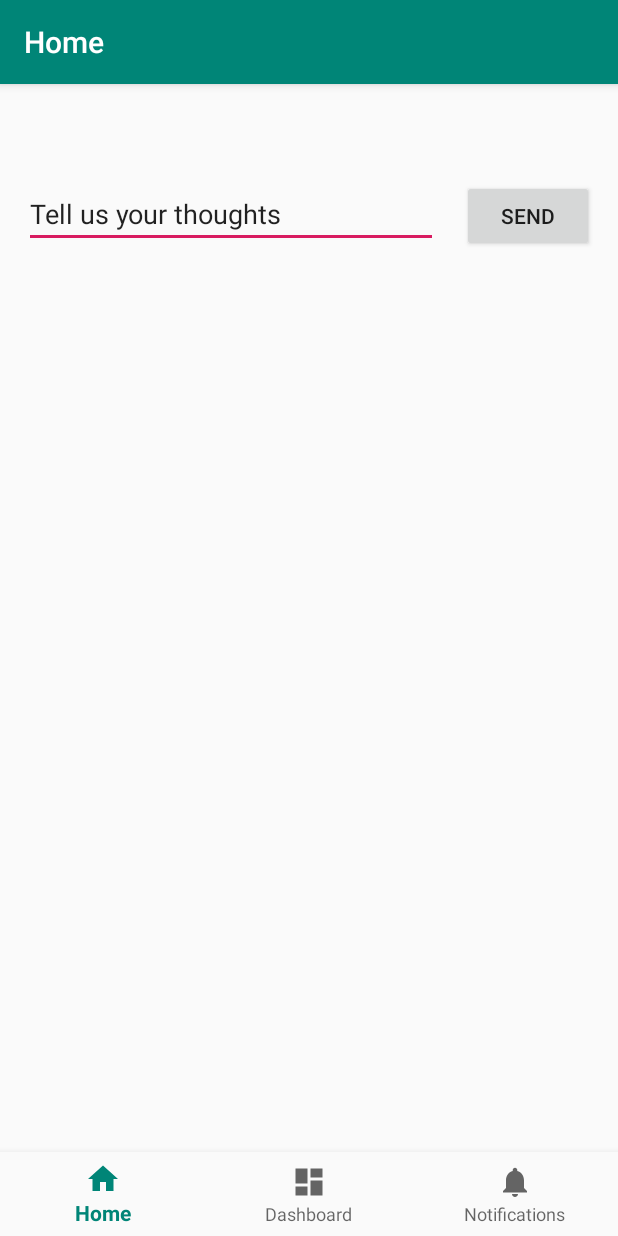
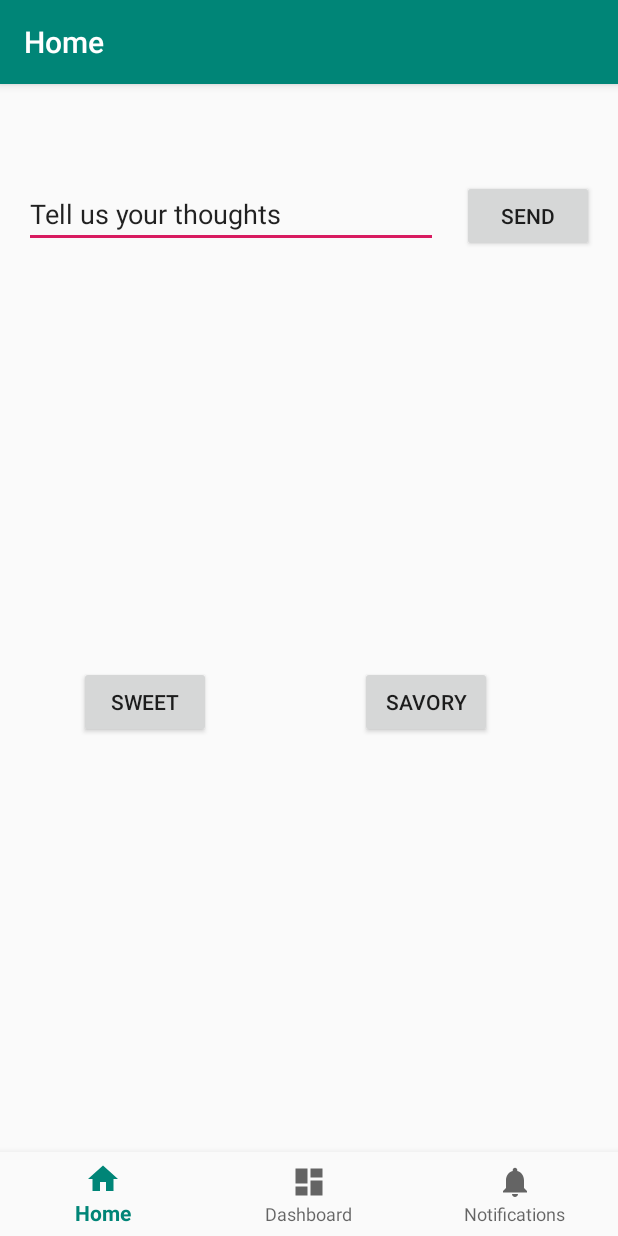
Before and after one commit to ACricketToFillTheSilence/halfbaked, an Android app: the screen it shows after launch (MainActivity), on a phone screen of 412 x 824 dp. Run offline under Robolectric (Android 15) with nearby library versions, the phone set to English and light mode, and no system bars; our stand-ins replace navigation-ui.

Commit message:
Sweet and Savory Buttons
Stand in directory for recipes while I work on a database.

```diff
--- a/app/src/main/java/com/e/halfbaked/MainActivity.java
+++ b/app/src/main/java/com/e/halfbaked/MainActivity.java
@@ -45,4 +45,10 @@ public class MainActivity extends AppCompatActivity {
         //Respond to the button
     }
 
+    public void showSweetRecipes(View view){
+        Intent intent = new Intent(this, DisplaySweetRecipes.class);
+        startActivity(intent);
+
+    }
+
 }
--- a/app/src/main/res/layout/activity_main.xml
+++ b/app/src/main/res/layout/activity_main.xml
@@ -26,9 +26,11 @@
         android:layout_height="match_parent"
         app:defaultNavHost="true"
         app:layout_constraintBottom_toTopOf="@id/nav_view"
-        app:layout_constraintHorizontal_bias="0.0"
+        app:layout_constraintEnd_toEndOf="parent"
+        app:layout_constraintHorizontal_bias="1.0"
         app:layout_constraintLeft_toLeftOf="parent"
         app:layout_constraintRight_toRightOf="parent"
+        app:layout_constraintStart_toStartOf="parent"
         app:layout_constraintTop_toTopOf="parent"
         app:layout_constraintVertical_bias="1.0"
         app:navGraph="@navigation/mobile_navigation" />
@@ -59,4 +61,28 @@
         app:layout_constraintHorizontal_bias="0.5"
         app:layout_constraintStart_toEndOf="@+id/editText" />
 
+    <Button
+        android:id="@+id/recipe-nav"
+        android:layout_width="wrap_content"
+        android:layout_height="wrap_content"
+        android:layout_marginTop="16dp"
+        android:layout_marginEnd="16dp"
+        android:layout_marginBottom="16dp"
+        android:onClick="showSweetRecipes"
+        android:text="@string/sweet"
+        app:layout_constraintBottom_toBottomOf="parent"
+        app:layout_constraintEnd_toEndOf="parent"
+        app:layout_constraintHorizontal_bias="0.172"
+        app:layout_constraintStart_toStartOf="parent"
+        app:layout_constraintTop_toTopOf="parent" />
+
+    <Button
+        android:id="@+id/savory"
+        android:layout_width="wrap_content"
+        android:layout_height="wrap_content"
+        android:layout_marginEnd="84dp"
+        android:text="@string/savory"
+        app:layout_constraintBottom_toBottomOf="@+id/recipe-nav"
+        app:layout_constraintEnd_toEndOf="@+id/nav_host_fragment" />
+
 </androidx.constraintlayout.widget.ConstraintLayout>
--- a/app/src/main/res/values/strings.xml
+++ b/app/src/main/res/values/strings.xml
@@ -5,4 +5,6 @@
     <string name="title_notifications">Notifications</string>
     <string name="edit_message">Tell us your thoughts</string>
     <string name="button_send">Send</string>
+    <string name="sweet">Sweet</string>
+    <string name="savory">Savory</string>
 </resources>
```
Also changed, not shown: app/src/main/AndroidManifest.xml (+4 -3 lines), app/src/main/java/com/e/halfbaked/DisplaySweetRecipes.java (added, +14 -0 lines), app/src/main/res/layout/activity_display_sweet_recipes.xml (added, +20 -0 lines).
